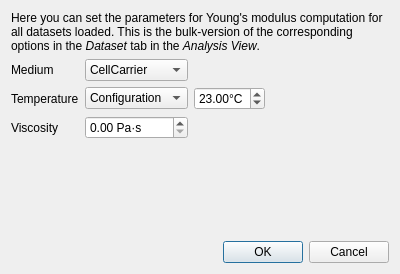
Old version of the form shapeout2/gui/bulk/bulk_emodulus.ui in the repository ZELLMECHANIK-DRESDEN/ShapeOut2.
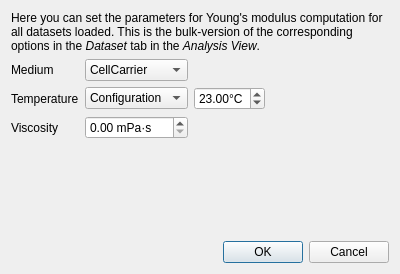
New version of the form. Icons and pictures are not drawn. Custom widgets are drawn as their Qt base class.

Commit message: fix: wrong scale for viscosity in bulk emodulus computation (close #104)

```diff
--- a/shapeout2/gui/bulk/bulk_emodulus.ui
+++ b/shapeout2/gui/bulk/bulk_emodulus.ui
@@ -80,7 +80,7 @@
         <bool>false</bool>
        </property>
        <property name="suffix">
-        <string> Pa·s</string>
+        <string> mPa·s</string>
        </property>
       </widget>
      </item>
```
The commit also changes 1 other file.
